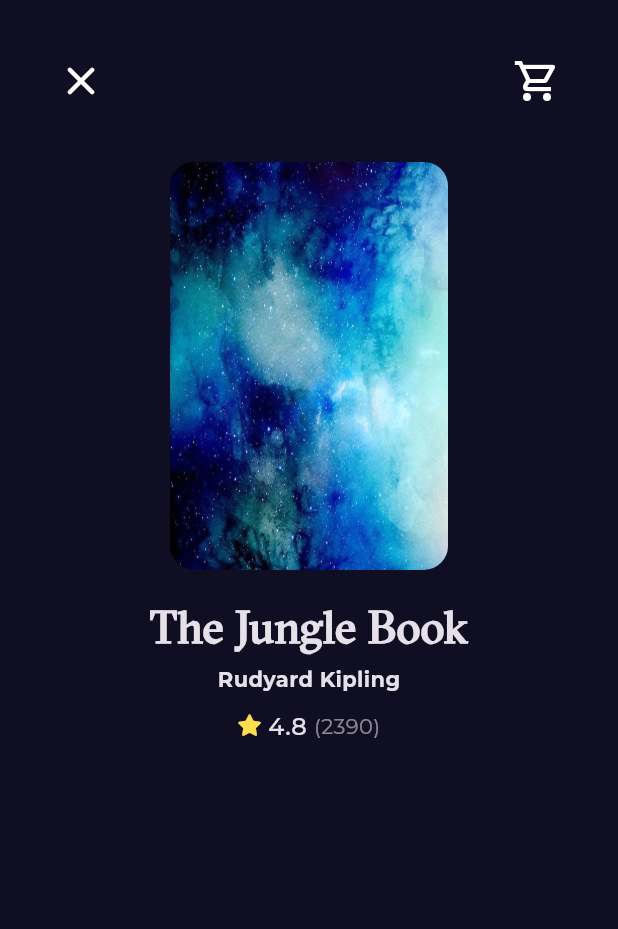
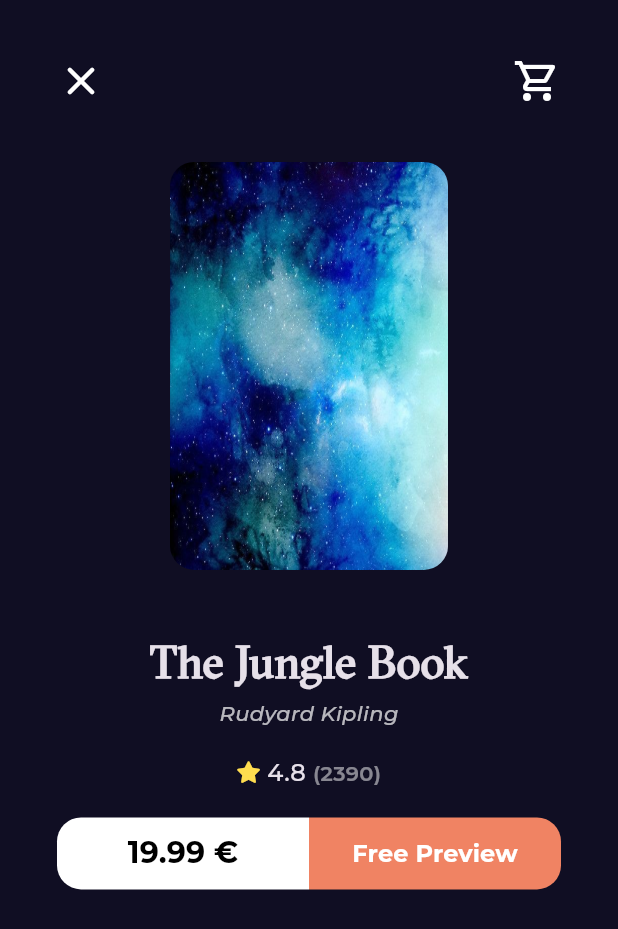
Before and after one commit to Salma-me/My_Book_Shelf, a Flutter app: the screen it shows after launch, after a tap on "Harry Potter and the Goblet of Fire", on a phone screen of 412 x 824 dp. Shown: the top 929 px of the screen. Run offline on Flutter 3.47's test engine with Material 3 defaults, Android fonts, the phone set to English and light mode, and no system bars; our stand-ins replace font_awesome_flutter, go_router, google_fonts.

Commit message:
Add book details actions

```diff
--- a/lib/Features/home/presentation/views/widgets/best_seller_item.dart
+++ b/lib/Features/home/presentation/views/widgets/best_seller_item.dart
@@ -1,5 +1,4 @@
 import 'package:flutter/material.dart';
-import 'package:font_awesome_flutter/font_awesome_flutter.dart';
 import 'package:go_router/go_router.dart';
 import 'package:my_book_shelf/Features/home/presentation/views/widgets/book_rating.dart';
 import 'package:my_book_shelf/constants.dart';
--- /dev/null
+++ b/lib/Features/home/presentation/views/widgets/book_details_actions.dart
@@ -0,0 +1,41 @@
+import 'package:flutter/material.dart';
+import 'package:my_book_shelf/core/widgets/custom_button.dart';
+
+class BookDetailsActions extends StatelessWidget {
+  const BookDetailsActions({super.key});
+
+  @override
+  Widget build(BuildContext context) {
+    return Padding(
+      padding: const EdgeInsets.symmetric(horizontal: 8.0),
+      child: const Row(
+        children: [
+          Expanded(
+            child: CustomButton(
+              backgroundColor: Colors.white,
+              textColor: Colors.black,
+              text: '19.99 €',
+              fontSize: 20,
+              borderRadius: BorderRadius.only(
+                topLeft: Radius.circular(16),
+                bottomLeft: Radius.circular(16),
+              ),
+            ),
+          ),
+          Expanded(
+            child: CustomButton(
+              fontSize: 16,
+              backgroundColor: Color(0xffF08363),
+              textColor: Colors.white,
+              text: 'Free Preview',
+              borderRadius: BorderRadius.only(
+                topRight: Radius.circular(16),
+                bottomRight: Radius.circular(16),
+              ),
+            ),
+          ),
+        ],
+      ),
+    );
+  }
+}
--- a/lib/Features/home/presentation/views/widgets/book_details_custom_image.dart
+++ /dev/null
@@ -1,23 +0,0 @@
-import 'package:flutter/material.dart';
-import 'package:my_book_shelf/core/utils/assets.dart';
-
-class BookDetailsCustomImage extends StatelessWidget {
-  const BookDetailsCustomImage({super.key});
-
-  @override
-  Widget build(BuildContext context) {
-    return SizedBox(
-      height: MediaQuery.of(context).size.height * 0.33,
-      width: MediaQuery.of(context).size.width * 0.45,
-      child: Container(
-        decoration: BoxDecoration(
-          borderRadius: BorderRadius.circular(16),
-          image: DecorationImage(
-            fit: BoxFit.fill,
-            image: AssetImage(Assets.testImage),
-          ),
-        ),
-      ),
-    );
-  }
-}
--- a/lib/Features/home/presentation/views/widgets/book_details_view_body.dart
+++ b/lib/Features/home/presentation/views/widgets/book_details_view_body.dart
@@ -1,7 +1,8 @@
 import 'package:flutter/material.dart';
+import 'package:my_book_shelf/Features/home/presentation/views/widgets/book_details_actions.dart';
 import 'package:my_book_shelf/Features/home/presentation/views/widgets/book_details_custom_appbar.dart';
-import 'package:my_book_shelf/Features/home/presentation/views/widgets/book_details_custom_image.dart';
 import 'package:my_book_shelf/Features/home/presentation/views/widgets/book_rating.dart';
+import 'package:my_book_shelf/Features/home/presentation/views/widgets/custom_book_image.dart';
 import 'package:my_book_shelf/constants.dart';
 import 'package:my_book_shelf/core/utils/styles.dart';
 
@@ -15,22 +16,33 @@ class BookDetailsViewBody extends StatelessWidget {
       child: Column(
         children: [
           const BookDetailsCustomAppbar(),
-          const BookDetailsCustomImage(),
-          const SizedBox(height: 20),
+          SizedBox(
+            height: MediaQuery.of(context).size.height * 0.33,
+            width: MediaQuery.of(context).size.width * 0.45,
+            child: CustomBookImage(),
+          ),
+          // AspectRatio(aspectRatio: 2.7 / 4, child: CustomBookItem()),
+          const SizedBox(height: 43),
           Text(
             'The Jungle Book',
             style: Styles.textStyle30.copyWith(
               fontFamily: kGTSectraFine,
-              fontWeight: FontWeight.bold,
+              fontWeight: FontWeight.w600,
             ),
           ),
           Text(
             'Rudyard Kipling',
             textAlign: TextAlign.start,
-            style: Styles.textStyle14.copyWith(fontWeight: FontWeight.bold),
+            style: Styles.textStyle14.copyWith(
+              fontWeight: FontWeight.w500,
+              fontStyle: FontStyle.italic,
+              color: Colors.white.withValues(alpha: 0.7),
+            ),
           ),
-          const SizedBox(height: 10),
+          const SizedBox(height: 18),
           const BookRating(),
+          const SizedBox(height: 18),
+          BookDetailsActions(),
         ],
       ),
     );
--- a/lib/Features/home/presentation/views/widgets/book_rating.dart
+++ b/lib/Features/home/presentation/views/widgets/book_rating.dart
@@ -17,6 +17,7 @@ class BookRating extends StatelessWidget {
         Text(
           '(2390)',
           style: Styles.textStyle14.copyWith(
+            fontWeight: FontWeight.w600,
             color: Colors.white.withValues(alpha: 0.5),
           ),
         ),
--- a/lib/Features/home/presentation/views/widgets/custom_book_item.dart
+++ b/lib/Features/home/presentation/views/widgets/custom_book_image.dart
@@ -1,8 +1,8 @@
 import 'package:flutter/material.dart';
 import 'package:my_book_shelf/core/utils/assets.dart';
 
-class CustomBookItem extends StatelessWidget {
-  const CustomBookItem({super.key});
+class CustomBookImage extends StatelessWidget {
+  const CustomBookImage({super.key});
 
   @override
   Widget build(BuildContext context) {
--- a/lib/Features/home/presentation/views/widgets/featured_books_h_page_view.dart
+++ b/lib/Features/home/presentation/views/widgets/featured_books_h_page_view.dart
@@ -1,5 +1,5 @@
 import 'package:flutter/material.dart';
-import 'package:my_book_shelf/Features/home/presentation/views/widgets/custom_book_item.dart';
+import 'package:my_book_shelf/Features/home/presentation/views/widgets/custom_book_image.dart';
 
 class FeaturedBooksHPageView extends StatefulWidget {
   const FeaturedBooksHPageView({super.key});
@@ -38,7 +38,10 @@ class _FeaturedBooksHPageViewState extends State<FeaturedBooksHPageView> {
           itemCount: 5,
           itemBuilder: (context, index) {
             double scale = getItemScale(index);
-            return Transform.scale(scale: scale, child: const CustomBookItem());
+            return Transform.scale(
+              scale: scale,
+              child: const CustomBookImage(),
+            );
           },
         ),
       ),
--- /dev/null
+++ b/lib/core/widgets/custom_button.dart
@@ -0,0 +1,42 @@
+import 'package:flutter/material.dart';
+import 'package:my_book_shelf/core/utils/styles.dart';
+
+class CustomButton extends StatelessWidget {
+  const CustomButton({
+    super.key,
+    required this.backgroundColor,
+    required this.textColor,
+    required this.text,
+    this.borderRadius,
+    this.fontSize,
+  });
+  final Color backgroundColor;
+  final Color textColor;
+  final String text;
+  final BorderRadiusGeometry? borderRadius;
+  final double? fontSize;
+
+  @override
+  Widget build(BuildContext context) {
+    return SizedBox(
+      height: 48,
+      child: TextButton(
+        onPressed: () {},
+        style: TextButton.styleFrom(
+          backgroundColor: backgroundColor,
+          shape: RoundedRectangleBorder(
+            borderRadius: borderRadius ?? BorderRadius.circular(16),
+          ),
+        ),
+        child: Text(
+          text,
+          style: Styles.textStyle18.copyWith(
+            fontWeight: FontWeight.bold,
+            color: textColor,
+            fontSize: fontSize,
+          ),
+        ),
+      ),
+    );
+  }
+}
```
